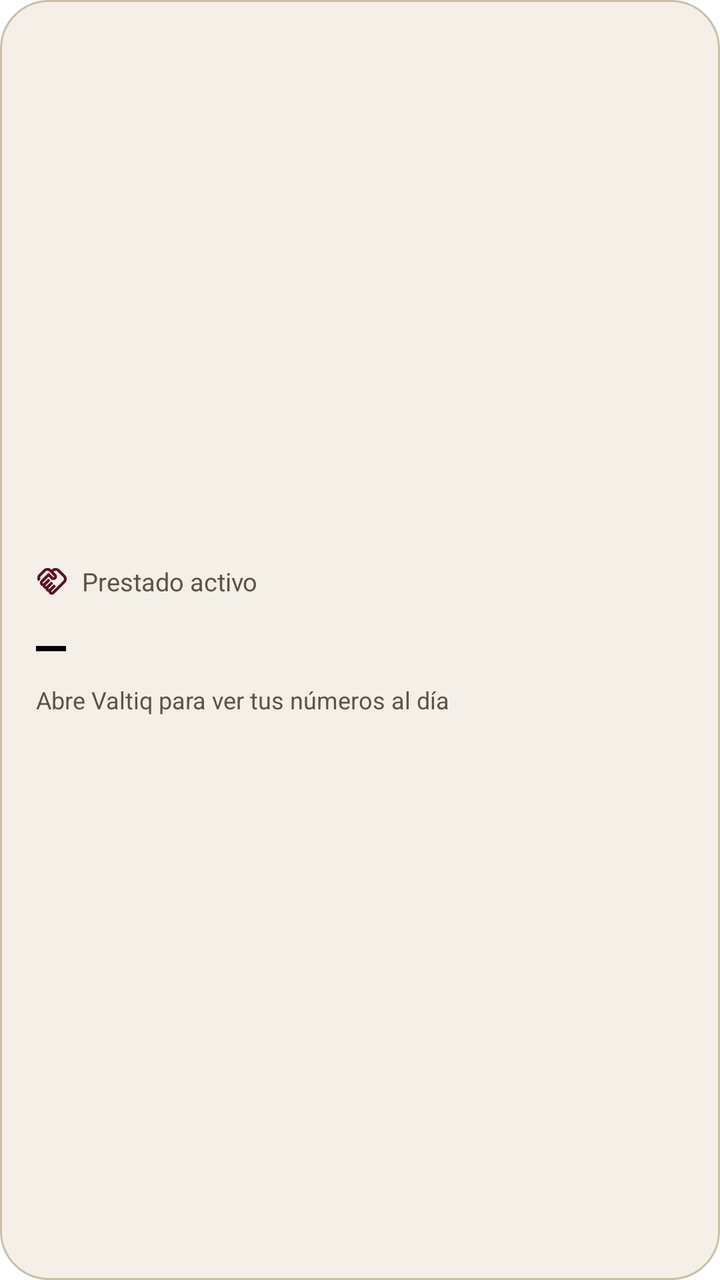
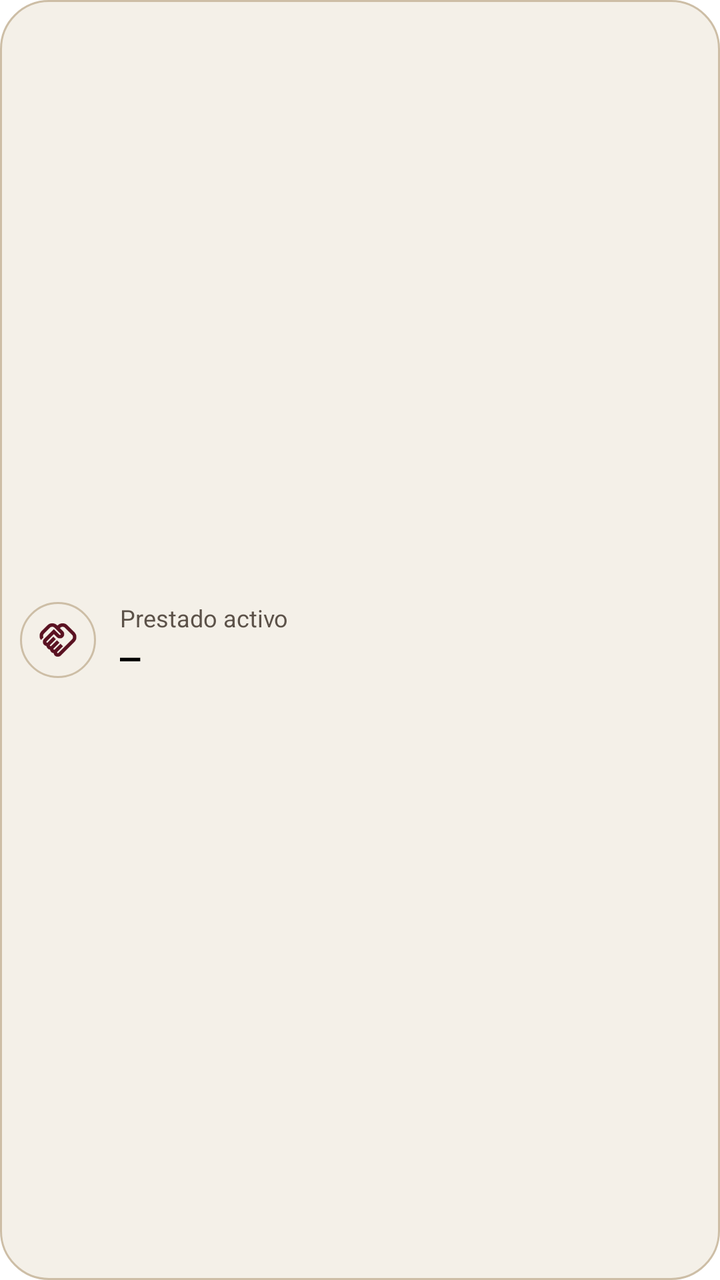

An Android layout rendered at two revisions. The XML below is the earlier revision; the diff shows what the commit changed to produce the second picture.
<!-- AndroidManifest.xml: fallback theme Theme.MaterialComponents.DayNight.NoActionBar -->
<!-- res/layout/widget_prestamos.xml -->
<?xml version="1.0" encoding="utf-8"?>
<LinearLayout xmlns:android="http://schemas.android.com/apk/res/android"
    android:id="@+id/widget_raiz"
    android:layout_width="match_parent"
    android:layout_height="match_parent"
    android:background="@drawable/widget_fondo"
    android:gravity="center_vertical"
    android:orientation="vertical"
    android:paddingStart="18dp"
    android:paddingTop="14dp"
    android:paddingEnd="18dp"
    android:paddingBottom="14dp">

    <LinearLayout
        android:layout_width="match_parent"
        android:layout_height="wrap_content"
        android:gravity="center_vertical"
        android:orientation="horizontal">

        <ImageView
            android:id="@+id/icono"
            android:layout_width="16dp"
            android:layout_height="16dp"
            android:contentDescription="@null"
            android:src="@drawable/widget_icono_prestamos"
            android:tint="@color/widget_acento_texto" />

        <TextView
            android:id="@+id/titulo"
            android:layout_width="match_parent"
            android:layout_height="wrap_content"
            android:layout_marginStart="7dp"
            android:ellipsize="end"
            android:maxLines="1"
            android:text="@string/widget_prestamos_nombre"
            android:textColor="@color/widget_texto_sec"
            android:textSize="12.5sp" />
    </LinearLayout>

    <TextView
        android:id="@+id/total"
        android:layout_width="match_parent"
        android:layout_height="wrap_content"
        android:layout_marginTop="6dp"
        android:autoSizeMaxTextSize="26sp"
        android:autoSizeMinTextSize="14sp"
        android:autoSizeTextType="uniform"
        android:fontFamily="monospace"
        android:maxLines="1"
        android:text="—"
        android:textColor="@color/widget_texto"
        android:textSize="24sp"
        android:textStyle="bold" />

    <TextView
        android:id="@+id/nota"
        android:layout_width="match_parent"
        android:layout_height="wrap_content"
        android:layout_marginTop="4dp"
        android:ellipsize="end"
        android:maxLines="2"
        android:text="@string/widget_abrir_valtiq"
        android:textColor="@color/widget_texto_sec"
        android:textSize="12sp" />
</LinearLayout>
<!-- resources referenced by this layout -->
<resources>
  <color name="widget_acento_texto">#5A1222</color>
  <color name="widget_texto">#000000</color>
  <color name="widget_texto_sec">#5C5249</color>
  <!-- drawable widget_fondo (drawable) -->
  <?xml version="1.0" encoding="utf-8"?>
  <shape xmlns:android="http://schemas.android.com/apk/res/android" android:shape="rectangle">
      <solid android:color="@color/widget_fondo" />
      <stroke android:width="1dp" android:color="@color/widget_borde" />
      <corners android:radius="24dp" />
  </shape>
  <!-- drawable widget_icono_prestamos: png bitmap (drawable-nodpi, 2221 bytes) -->
  <string name="widget_abrir_valtiq">Abre Valtiq para ver tus números al día</string>
  <string name="widget_prestamos_nombre">Prestado activo</string>
  <color name="widget_fondo">#F4F0E8</color>
  <color name="widget_borde">#CDBEA6</color>
</resources>

<!-- the commit's change to res/layout/widget_prestamos.xml (unified diff, before → after) -->
@@ -5,61 +5,49 @@
     android:layout_height="match_parent"
     android:background="@drawable/widget_fondo"
     android:gravity="center_vertical"
-    android:orientation="vertical"
-    android:paddingStart="18dp"
-    android:paddingTop="14dp"
-    android:paddingEnd="18dp"
-    android:paddingBottom="14dp">
+    android:orientation="horizontal"
+    android:paddingStart="10dp"
+    android:paddingEnd="16dp">
+
+    <ImageView
+        android:id="@+id/icono"
+        android:layout_width="38dp"
+        android:layout_height="38dp"
+        android:background="@drawable/widget_circulo_borde"
+        android:contentDescription="@null"
+        android:padding="9dp"
+        android:src="@drawable/widget_icono_prestamos"
+        android:tint="@color/widget_acento_texto" />
 
     <LinearLayout
-        android:layout_width="match_parent"
+        android:layout_width="0dp"
         android:layout_height="wrap_content"
-        android:gravity="center_vertical"
-        android:orientation="horizontal">
-
-        <ImageView
-            android:id="@+id/icono"
-            android:layout_width="16dp"
-            android:layout_height="16dp"
-            android:contentDescription="@null"
-            android:src="@drawable/widget_icono_prestamos"
-            android:tint="@color/widget_acento_texto" />
+        android:layout_marginStart="12dp"
+        android:layout_weight="1"
+        android:orientation="vertical">
 
         <TextView
             android:id="@+id/titulo"
             android:layout_width="match_parent"
             android:layout_height="wrap_content"
-            android:layout_marginStart="7dp"
             android:ellipsize="end"
             android:maxLines="1"
             android:text="@string/widget_prestamos_nombre"
             android:textColor="@color/widget_texto_sec"
-            android:textSize="12.5sp" />
+            android:textSize="12sp" />
+
+        <TextView
+            android:id="@+id/total"
+            android:layout_width="match_parent"
+            android:layout_height="22dp"
+            android:autoSizeMaxTextSize="17sp"
+            android:autoSizeMinTextSize="9sp"
+            android:autoSizeTextType="uniform"
+            android:fontFamily="monospace"
+            android:gravity="center_vertical"
+            android:maxLines="1"
+            android:text="—"
+            android:textColor="@color/widget_texto"
+            android:textStyle="bold" />
     </LinearLayout>
-
-    <TextView
-        android:id="@+id/total"
-        android:layout_width="match_parent"
-        android:layout_height="wrap_content"
-        android:layout_marginTop="6dp"
-        android:autoSizeMaxTextSize="26sp"
-        android:autoSizeMinTextSize="14sp"
-        android:autoSizeTextType="uniform"
-        android:fontFamily="monospace"
-        android:maxLines="1"
-        android:text="—"
-        android:textColor="@color/widget_texto"
-        android:textSize="24sp"
-        android:textStyle="bold" />
-
-    <TextView
-        android:id="@+id/nota"
-        android:layout_width="match_parent"
-        android:layout_height="wrap_content"
-        android:layout_marginTop="4dp"
-        android:ellipsize="end"
-        android:maxLines="2"
-        android:text="@string/widget_abrir_valtiq"
-        android:textColor="@color/widget_texto_sec"
-        android:textSize="12sp" />
 </LinearLayout>
<!-- resource entries referenced after the edit -->
@@ -3,6 +3,11 @@
   <color name="widget_acento_texto">#5A1222</color>
   <color name="widget_texto">#000000</color>
   <color name="widget_texto_sec">#5C5249</color>
+  <!-- drawable widget_circulo_borde (drawable) -->
+  <?xml version="1.0" encoding="utf-8"?>
+  <shape xmlns:android="http://schemas.android.com/apk/res/android" android:shape="oval">
+      <stroke android:width="1dp" android:color="@color/widget_borde" />
+  </shape>
   <!-- drawable widget_fondo (drawable) -->
   <?xml version="1.0" encoding="utf-8"?>
   <shape xmlns:android="http://schemas.android.com/apk/res/android" android:shape="rectangle">
@@ -11,7 +16,6 @@
       <corners android:radius="24dp" />
   </shape>
   <!-- drawable widget_icono_prestamos: png bitmap (drawable-nodpi, 2221 bytes) -->
-  <string name="widget_abrir_valtiq">Abre Valtiq para ver tus números al día</string>
   <string name="widget_prestamos_nombre">Prestado activo</string>
   <color name="widget_fondo">#F4F0E8</color>
   <color name="widget_borde">#CDBEA6</color>
